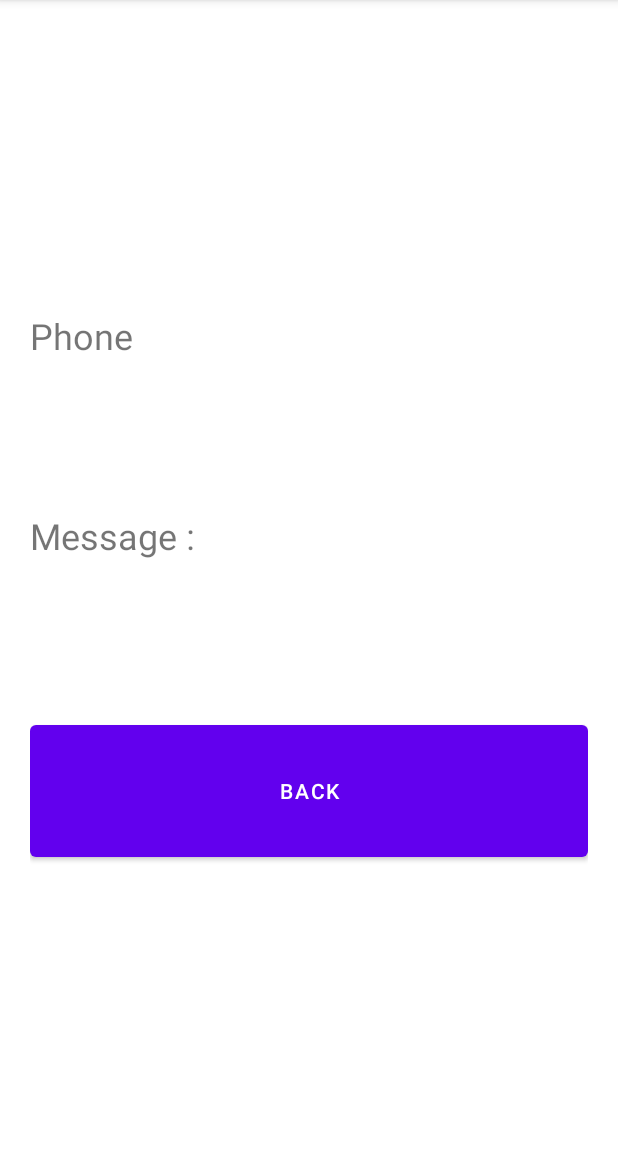
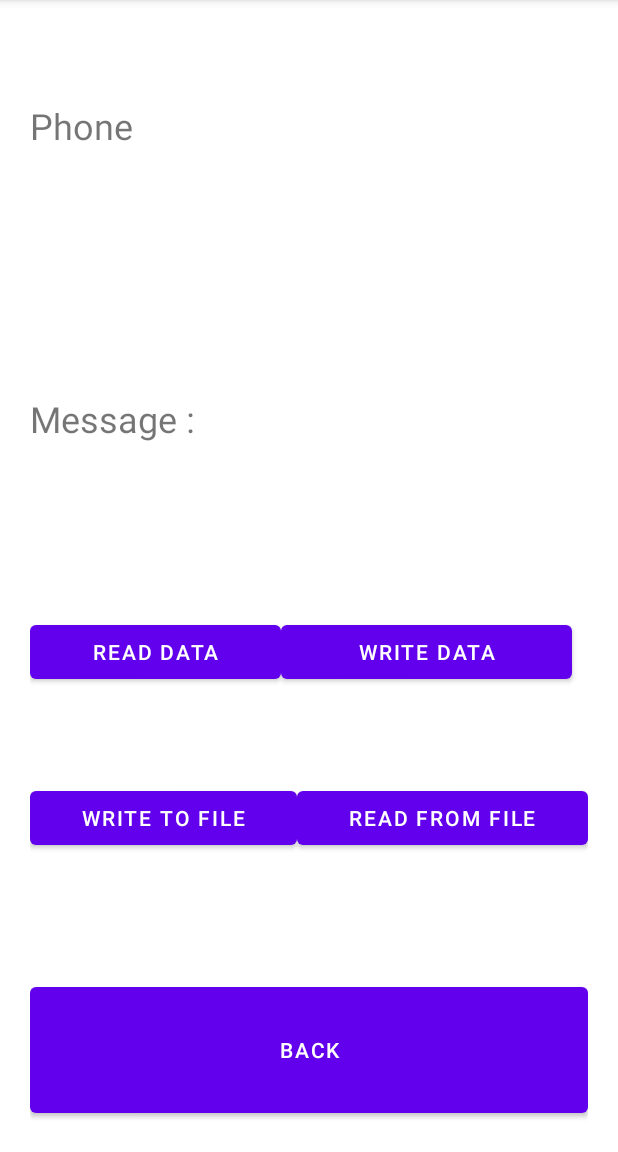
Before and after one commit to Mohamed-Abdelwahed/Intent_Android, an Android app: the DataShow screen opened directly, with no data from a screen before it, on a phone screen of 412 x 824 dp, the part 84-1236 px from its top. Run offline under Robolectric (Android 15) with nearby library versions, the phone set to English and light mode, and no system bars.

Commit message:
after adding file i/o

```diff
--- a/app/src/main/java/com/example/projectandroid/DataShow.java
+++ b/app/src/main/java/com/example/projectandroid/DataShow.java
@@ -2,11 +2,21 @@ package com.example.projectandroid;
 
 import androidx.appcompat.app.AppCompatActivity;
 
+import android.content.Context;
 import android.content.Intent;
+import android.content.SharedPreferences;
 import android.os.Bundle;
+import android.preference.Preference;
 import android.view.View;
 import android.widget.Button;
 import android.widget.TextView;
+
+import java.io.DataInputStream;
+import java.io.DataOutputStream;
+import java.io.FileInputStream;
+import java.io.FileNotFoundException;
+import java.io.FileOutputStream;
+import java.io.IOException;
 
 public class DataShow extends AppCompatActivity {
 Intent incommingIntent ;
@@ -14,6 +24,21 @@ TextView txtPhone;
 TextView txtMessage ;
 
 Button btnBack ;
+
+Button btnWriteShared;
+Button btnReadShared;
+SharedPreferences sharedPreferences;
+
+Button btnWriteToFile;
+Button btnReadFromFile;
+
+FileInputStream fis;
+DataInputStream dis;
+FileOutputStream fos;
+DataOutputStream dos;
+
+public static final String FILE_NAME = "PHONE_MESSAGE";
+
 
     @Override
     protected void onCreate(Bundle savedInstanceState) {
@@ -35,6 +60,73 @@ Button btnBack ;
             }
         });
 
+        btnWriteShared = (Button) findViewById(R.id.writeSharedPrefrences);
+        btnWriteShared.setOnClickListener(new View.OnClickListener() {
+            @Override
+            public void onClick(View view) {
+                sharedPreferences = getPreferences(Context.MODE_PRIVATE);
+                SharedPreferences.Editor editor = sharedPreferences.edit();
+                editor.putString(MainActivity.PHONE,txtPhone.getText().toString());
+                editor.putString(MainActivity.MESSAGE,txtMessage.getText().toString());
+
+                editor.commit();
+
+                txtPhone.setText("");
+                txtMessage.setText("");
+            }
+        });
+
+
+        btnReadShared = (Button) findViewById(R.id.readSharedPrefrences);
+        btnReadShared.setOnClickListener(new View.OnClickListener() {
+            @Override
+            public void onClick(View view) {
+                sharedPreferences = getPreferences(Context.MODE_PRIVATE);
+                txtPhone.setText(sharedPreferences.getString(MainActivity.PHONE,"Not Available"));
+                txtMessage.setText(sharedPreferences.getString(MainActivity.MESSAGE , "NOT Available"));
+            }
+        });
+
+        btnWriteToFile = (Button) findViewById(R.id.writeToFile);
+        btnWriteToFile.setOnClickListener(new View.OnClickListener() {
+            @Override
+            public void onClick(View view) {
+
+                try {
+                    fos = openFileOutput(DataShow.FILE_NAME,Context.MODE_PRIVATE);
+                    dos = new DataOutputStream(fos);
+                    dos.writeUTF(txtPhone.getText().toString());
+                    dos.writeUTF(txtMessage.getText().toString());
+
+                    dos.close();
+                    fos.close();
+
+                    txtPhone.setText("");
+                    txtMessage.setText("");
+                } catch (IOException e) {
+                    e.printStackTrace();
+                }
+            }
+        });
+
+
+        btnReadFromFile = (Button) findViewById(R.id.readToFile);
+        btnReadFromFile.setOnClickListener(new View.OnClickListener() {
+            @Override
+            public void onClick(View view) {
+                try {
+                    fis = openFileInput(DataShow.FILE_NAME);
+                    dis = new DataInputStream(fis);
+                    txtPhone.setText(dis.readUTF());
+                    txtMessage.setText(dis.readUTF());
+                } catch (FileNotFoundException e) {
+                    e.printStackTrace();
+                } catch (IOException e) {
+                    e.printStackTrace();
+                }
+
+            }
+        });
 
     }
 }
--- a/app/src/main/res/layout/activity_data_show.xml
+++ b/app/src/main/res/layout/activity_data_show.xml
@@ -7,11 +7,13 @@
     android:gravity="center"
     android:orientation="vertical"
     android:padding="20dp"
+    android:weightSum="5"
     tools:context=".DataShow">
 
     <LinearLayout
         android:layout_width="match_parent"
         android:layout_height="200px"
+        android:layout_weight="1"
         android:gravity="center"
         android:orientation="horizontal">
 
@@ -37,6 +39,7 @@
     <LinearLayout
         android:layout_width="match_parent"
         android:layout_height="200px"
+        android:layout_weight="1"
         android:gravity="center"
         android:orientation="horizontal">
 
@@ -55,12 +58,59 @@
             android:layout_height="wrap_content"
             android:layout_weight="1"
             android:height="150px" />
+
+    </LinearLayout>
+
+    <LinearLayout
+        android:layout_width="match_parent"
+        android:layout_height="wrap_content"
+        android:layout_weight="1"
+        android:orientation="horizontal"
+        android:weightSum="2">
+
+        <Button
+            android:id="@+id/readSharedPrefrences"
+            android:layout_width="167dp"
+            android:layout_height="wrap_content"
+            android:gravity="center"
+            android:text="Read Data"
+            android:verticalScrollbarPosition="defaultPosition" />
+
+        <Button
+            android:id="@+id/writeSharedPrefrences"
+            android:layout_width="194dp"
+            android:layout_height="wrap_content"
+            android:text="Write Data" />
+    </LinearLayout>
+
+    <LinearLayout
+        android:layout_width="match_parent"
+        android:layout_height="wrap_content"
+        android:layout_weight="1"
+        android:orientation="horizontal"
+        android:weightSum="2">
+
+        <Button
+            android:id="@+id/writeToFile"
+            android:layout_width="wrap_content"
+            android:layout_height="wrap_content"
+            android:layout_weight="1"
+            android:text="write to file" />
+
+        <Button
+            android:id="@+id/readToFile"
+            android:layout_width="wrap_content"
+            android:layout_height="wrap_content"
+            android:layout_weight="1"
+            android:text="Read from file" />
     </LinearLayout>
 
     <Button
         android:id="@+id/btnBack"
         android:layout_width="match_parent"
-        android:layout_height="150px"
+        android:layout_height="50px"
         android:layout_marginTop="20dp"
+        android:layout_weight="1"
         android:text="@string/back_text" />
+
 </LinearLayout>
```
